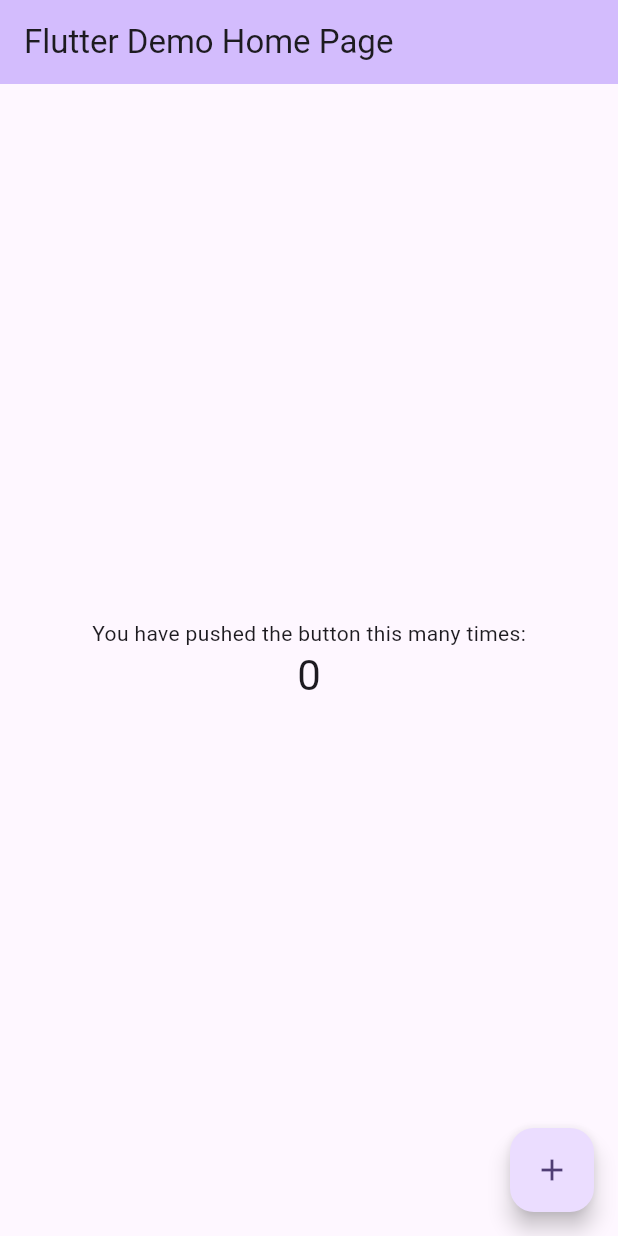
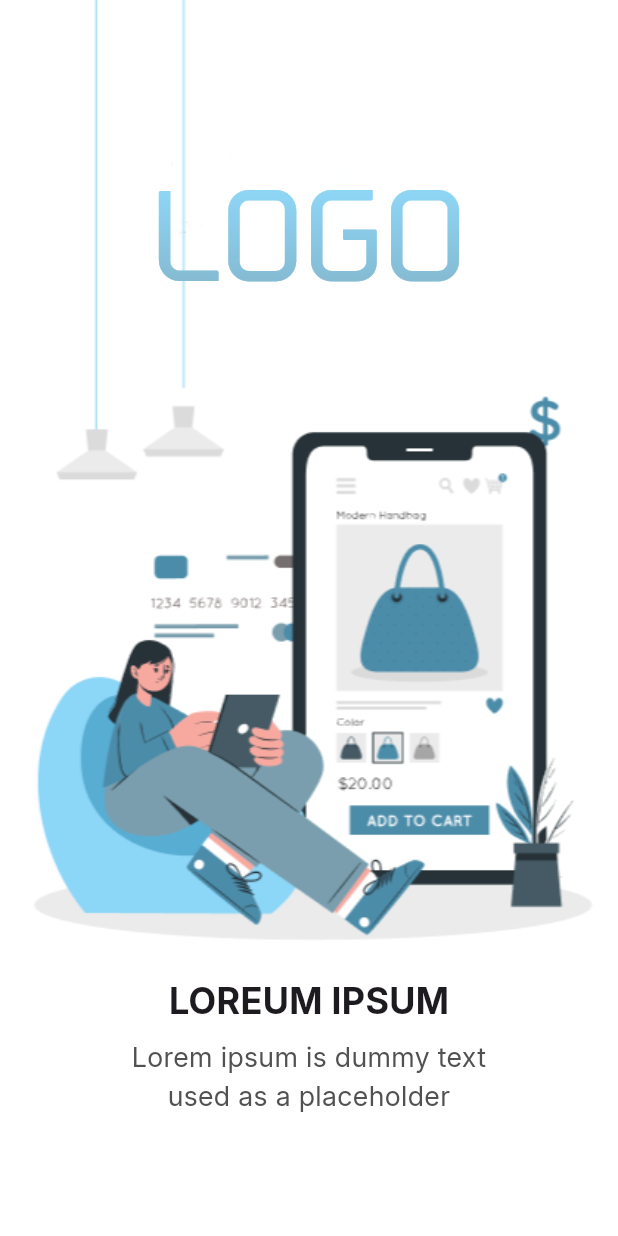
Before and after one commit to MosaadIbrahimB/Modern-Authentication-App, a Flutter app: the first screen one second after launch, on a phone screen of 412 x 824 dp. Run offline on Flutter 3.47's test engine with Material 3 defaults, Android fonts, the phone set to English and light mode, and no system bars; our stand-ins replace flutter_svg.

Commit message:
finish splash screen

```diff
--- /dev/null
+++ b/lib/core/widget/logo_widget.dart
@@ -0,0 +1,34 @@
+import 'package:flutter/material.dart';
+import 'package:modern_authentication_app/utils/app_color.dart';
+
+class LogoWidget extends StatelessWidget {
+  const LogoWidget({
+    super.key,
+  });
+
+  @override
+  Widget build(BuildContext context) {
+    return Center(
+      child: ShaderMask(
+        shaderCallback: (bounds) {
+          return const LinearGradient(
+            colors: [
+              AppColor.primary,
+              AppColor.secondary,
+            ],
+            begin: Alignment.topCenter,
+            end: Alignment.bottomCenter,
+          ).createShader(bounds);
+        },
+        child: Text(
+          'LOGO',
+          style: TextStyle(
+            fontSize: 80,
+            color: Colors.white,
+            fontFamily: "Prime",
+          ),
+        ),
+      ),
+    );
+  }
+}
--- /dev/null
+++ b/lib/feature/splash/splash_screen.dart
@@ -0,0 +1,71 @@
+import 'package:flutter/material.dart';
+import 'package:modern_authentication_app/core/widget/logo_widget.dart';
+import 'package:modern_authentication_app/feature/auth/screen/login_screen.dart';
+
+class SplashScreen extends StatefulWidget {
+  const SplashScreen({super.key});
+
+  @override
+  State<SplashScreen> createState() => _SplashScreenState();
+}
+
+class _SplashScreenState extends State<SplashScreen> {
+  @override
+  void initState() {
+    Future.delayed(Duration(seconds: 1), () {
+      if (mounted) {
+        Navigator.pushReplacement(
+            context, MaterialPageRoute(builder: (context) => LoginScreen(),));
+      }
+    });
+    super.initState();
+  }
+
+  @override
+  Widget build(BuildContext context) {
+    return Stack(
+      children: [
+        Image.asset(
+          "assets/images/background_splash.png",
+          fit: BoxFit.cover,
+          height: double.infinity,
+          width: double.infinity,
+        ),
+        Scaffold(
+          backgroundColor: Colors.transparent,
+          body: Column(
+            children: [
+              const SizedBox(height: 110),
+              LogoWidget(),
+              Expanded(child: SizedBox()),
+              Column(
+                children: [
+                  Text(
+                    "LOREUM IPSUM",
+                    style: TextStyle(
+                      fontSize: 24,
+                      fontFamily: "Inter",
+                      fontWeight: FontWeight.w700,
+                    ),
+                  ),
+                  const SizedBox(height: 8),
+                  const Text(
+                    "Lorem ipsum is dummy text \nused as a placeholder",
+                    textAlign: TextAlign.center,
+                    style: TextStyle(
+                      fontFamily: "Inter",
+                      fontSize: 18,
+                      fontWeight: FontWeight.w400,
+                      color: Color(0xff515151),
+                    ),
+                  ),
+                ],
+              ),
+              const SizedBox(height: 80),
+            ],
+          ),
+        ),
+      ],
+    );
+  }
+}
--- a/lib/main.dart
+++ b/lib/main.dart
@@ -1,122 +1,6 @@
 import 'package:flutter/material.dart';
+import 'package:modern_authentication_app/utils/my_app.dart';
 
 void main() {
   runApp(const MyApp());
 }
-
-class MyApp extends StatelessWidget {
-  const MyApp({super.key});
-
-  // This widget is the root of your application.
-  @override
-  Widget build(BuildContext context) {
-    return MaterialApp(
-      title: 'Flutter Demo',
-      theme: ThemeData(
-        // This is the theme of your application.
-        //
-        // TRY THIS: Try running your application with "flutter run". You'll see
-        // the application has a purple toolbar. Then, without quitting the app,
-        // try changing the seedColor in the colorScheme below to Colors.green
-        // and then invoke "hot reload" (save your changes or press the "hot
-        // reload" button in a Flutter-supported IDE, or press "r" if you used
-        // the command line to start the app).
-        //
-        // Notice that the counter didn't reset back to zero; the application
-        // state is not lost during the reload. To reset the state, use hot
-        // restart instead.
-        //
-        // This works for code too, not just values: Most code changes can be
-        // tested with just a hot reload.
-        colorScheme: ColorScheme.fromSeed(seedColor: Colors.deepPurple),
-      ),
-      home: const MyHomePage(title: 'Flutter Demo Home Page'),
-    );
-  }
-}
-
-class MyHomePage extends StatefulWidget {
-  const MyHomePage({super.key, required this.title});
-
-  // This widget is the home page of your application. It is stateful, meaning
-  // that it has a State object (defined below) that contains fields that affect
-  // how it looks.
-
-  // This class is the configuration for the state. It holds the values (in this
-  // case the title) provided by the parent (in this case the App widget) and
-  // used by the build method of the State. Fields in a Widget subclass are
-  // always marked "final".
-
-  final String title;
-
-  @override
-  State<MyHomePage> createState() => _MyHomePageState();
-}
-
-class _MyHomePageState extends State<MyHomePage> {
-  int _counter = 0;
-
-  void _incrementCounter() {
-    setState(() {
-      // This call to setState tells the Flutter framework that something has
-      // changed in this State, which causes it to rerun the build method below
-      // so that the display can reflect the updated values. If we changed
-      // _counter without calling setState(), then the build method would not be
-      // called again, and so nothing would appear to happen.
-      _counter++;
-    });
-  }
-
-  @override
-  Widget build(BuildContext context) {
-    // This method is rerun every time setState is called, for instance as done
-    // by the _incrementCounter method above.
-    //
-    // The Flutter framework has been optimized to make rerunning build methods
-    // fast, so that you can just rebuild anything that needs updating rather
-    // than having to individually change instances of widgets.
-    return Scaffold(
-      appBar: AppBar(
-        // TRY THIS: Try changing the color here to a specific color (to
-        // Colors.amber, perhaps?) and trigger a hot reload to see the AppBar
-        // change color while the other colors stay the same.
-        backgroundColor: Theme.of(context).colorScheme.inversePrimary,
-        // Here we take the value from the MyHomePage object that was created by
-        // the App.build method, and use it to set our appbar title.
-        title: Text(widget.title),
-      ),
-      body: Center(
-        // Center is a layout widget. It takes a single child and positions it
-        // in the middle of the parent.
-        child: Column(
-          // Column is also a layout widget. It takes a list of children and
-          // arranges them vertically. By default, it sizes itself to fit its
-          // children horizontally, and tries to be as tall as its parent.
-          //
-          // Column has various properties to control how it sizes itself and
-          // how it positions its children. Here we use mainAxisAlignment to
-          // center the children vertically; the main axis here is the vertical
-          // axis because Columns are vertical (the cross axis would be
-          // horizontal).
-          //
-          // TRY THIS: Invoke "debug painting" (choose the "Toggle Debug Paint"
-          // action in the IDE, or press "p" in the console), to see the
-          // wireframe for each widget.
-          mainAxisAlignment: MainAxisAlignment.center,
-          children: <Widget>[
-            const Text('You have pushed the button this many times:'),
-            Text(
-              '$_counter',
-              style: Theme.of(context).textTheme.headlineMedium,
-            ),
-          ],
-        ),
-      ),
-      floatingActionButton: FloatingActionButton(
-        onPressed: _incrementCounter,
-        tooltip: 'Increment',
-        child: const Icon(Icons.add),
-      ), // This trailing comma makes auto-formatting nicer for build methods.
-    );
-  }
-}
--- /dev/null
+++ b/lib/utils/app_color.dart
@@ -0,0 +1,14 @@
+import 'package:flutter/material.dart';
+
+class AppColor {
+  static const primary = Color(0xFF91ddff);
+  static const secondary = Color(0xFF7fabbe);
+  // static const background = 0xFFFFFFFF;
+  // static const surface = 0xFF121212;
+  // static const error = 0xFFB00020;
+  // static const onPrimary = 0xFFFFFFFF;
+  // static const onSecondary = 0xFF000000;
+  // static const onBackground = 0xFF000000;
+  // static const onSurface = 0xFFFFFFFF;
+  // static const onError = 0xFFFFFFFF;
+}
--- /dev/null
+++ b/lib/utils/my_app.dart
@@ -0,0 +1,16 @@
+import 'package:flutter/material.dart';
+import 'package:modern_authentication_app/feature/splash/splash_screen.dart';
+
+class MyApp extends StatelessWidget {
+  const MyApp({super.key});
+
+  // This widget is the root of your application.
+  @override
+  Widget build(BuildContext context) {
+    return MaterialApp(
+      debugShowCheckedModeBanner: false,
+      title: 'Modern Authentication',
+      home: SplashScreen(),
+    );
+  }
+}
```
Also changed, not shown: lib/feature/auth/screen/login_screen.dart (added, +90 -0 lines), lib/feature/auth/widget/password_text_form_field_widget.dart (added, +35 -0 lines), lib/feature/auth/widget/text_form_field_widget.dart (added, +35 -0 lines), pubspec.yaml (+24 -71 lines), assets/fonts/Inter_18pt-Bold.ttf (added), assets/fonts/Inter_18pt-Regular.ttf (added), assets/fonts/Prime-Light.otf (added), assets/fonts/Prime-Regular.otf (added), assets/fonts/Roboto_Condensed-Bold.ttf (added), assets/fonts/Roboto_Condensed-Regular.ttf (added), assets/images/background_splash.png (added), assets/images/box_blue.svg (added), assets/images/box_gray.svg (added), assets/images/logo_image.png (added), 2 more files, 1 other file.
